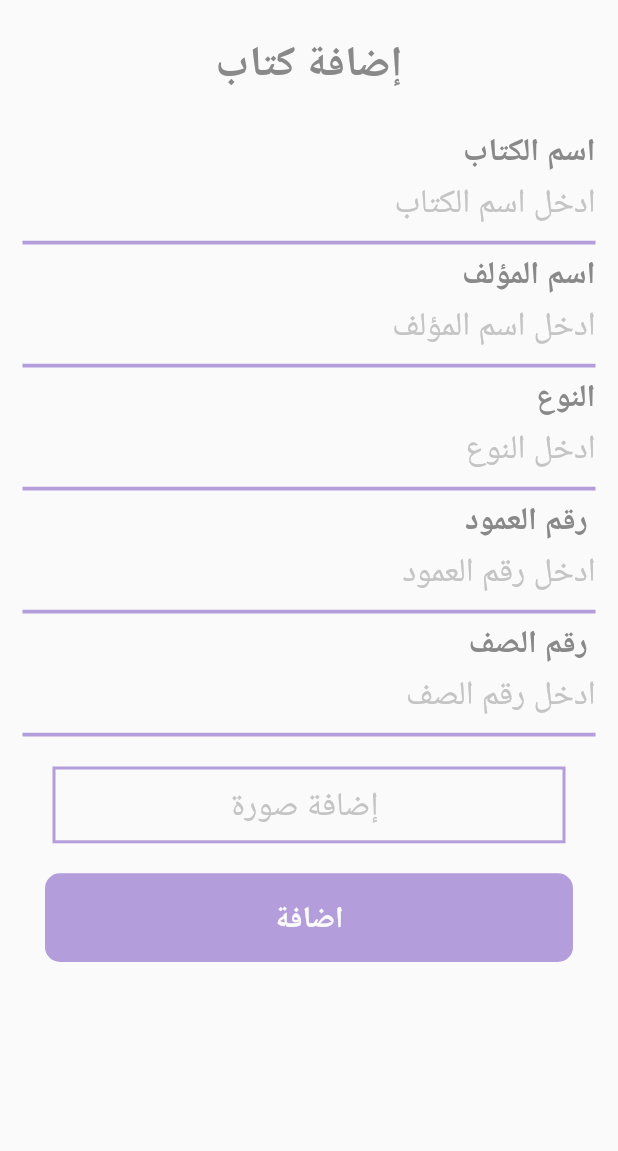
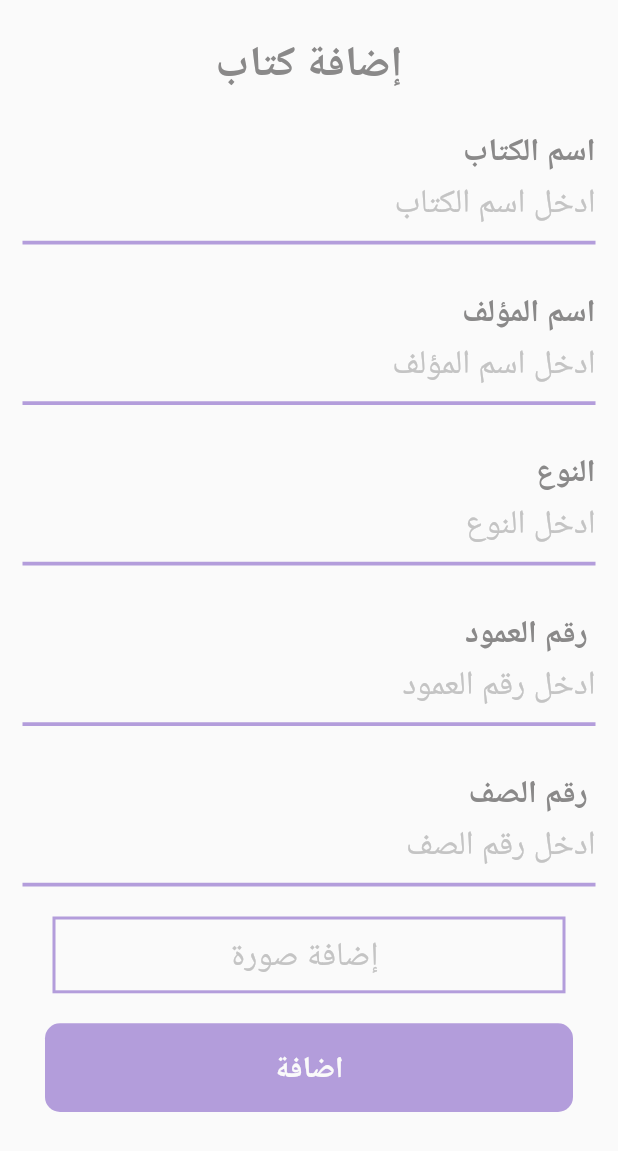
Before and after one commit to EbrahimMShaaban/librarydalel, a Flutter app: the AddBookScreen screen opened directly, after a tap on "اضافة", on a phone screen of 412 x 824 dp. Shown: the top 1151 px of the screen. Run offline on Flutter 3.47's test engine with Material 2 defaults, Android fonts, the light colour scheme and no system bars; our stand-ins replace awesome_dialog, cloud_firestore, firebase_auth, firebase_core, firebase_storage, fluttertoast and 2 more; accounts and stored records are empty; Roboto replaces fonts that are missing (Tajawal).

Commit message:
مش راضيه الصور تظبط غير كدا تمام

```diff
--- a/lib/screens/admin/add_book_screen/add_book_screen.dart
+++ b/lib/screens/admin/add_book_screen/add_book_screen.dart
@@ -1,5 +1,6 @@
 import 'dart:io';
 import 'dart:math';
+
 import 'package:awesome_dialog/awesome_dialog.dart';
 import 'package:cloud_firestore/cloud_firestore.dart';
 import 'package:firebase_auth/firebase_auth.dart';
@@ -11,7 +12,6 @@
 import 'package:librarydalel/constant/styles.dart';
 import 'package:librarydalel/screens/admin/book_list_screen/view.dart';
 import 'package:librarydalel/widgets/button/flatbuton.dart';
-import 'package:librarydalel/widgets/input_field.dart';
 import 'package:path/path.dart';
 
 class AddBookScreen extends StatefulWidget {
@@ -21,13 +21,13 @@
 
 class _AddBookScreenState extends State<AddBookScreen> {
   GlobalKey<FormState> _formKey = new GlobalKey<FormState>();
-  CollectionReference addbook =
-      FirebaseFirestore.instance.collection("books");
+  CollectionReference addbook = FirebaseFirestore.instance.collection("books");
   var bookname, authorname, rownum, columnnum, type, imageurl;
   late File file;
   late Reference ref;
 
-  adNotes(context) async {
+  addBook(context) async {
+    var formdata = _formKey.currentState;
     if (file == null)
       return AwesomeDialog(
           context: context,
@@ -35,8 +35,9 @@
           body: Text("please choose Image"),
           dialogType: DialogType.ERROR)
         ..show();
-    var formdata = _formKey.currentState;
     if (formdata!.validate()) {
+      print('1');
+      print('==============');
       formdata.save();
       showLoading(context);
       await ref.putFile(file);
@@ -49,10 +50,12 @@
         "type": type,
         "imageurl": imageurl,
         "userid": FirebaseAuth.instance.currentUser!.uid,
-
+      }).then((value) {
+        Navigator.push(context,
+            MaterialPageRoute(builder: (context) => DisplayBooksScreen()));
+      }).catchError((e) {
+        print("$e");
       });
-      Navigator.push(context,
-          MaterialPageRoute(builder: (context) => DisplayBooksScreen()));
     }
   }
 
@@ -62,7 +65,7 @@
       body: Form(
         key: _formKey,
         child: Padding(
-          padding: const EdgeInsets.symmetric(horizontal: 15) ,
+          padding: const EdgeInsets.symmetric(horizontal: 15),
           child: ListView(
             children: [
               SizedBox(height: 50),
@@ -75,25 +78,24 @@
               Directionality(
                 textDirection: TextDirection.rtl,
                 child: TextFormField(
-                  onSaved: (val){
-                    bookname=val;
+                  onSaved: (val) {
+                    bookname = val;
                   },
-                  validator:(value) {
-                    bookname = value;
+                  validator: (value) {
                     if (value!.isEmpty) {
                       return 'برجاءادخال اسم الكتاب ';
                     }
-                  } ,
-                  obscureText:false,
+                  },
+                  obscureText: false,
                   decoration: InputDecoration(
                     enabledBorder: UnderlineInputBorder(
-                      borderSide: BorderSide(color: purple,width: 2.5),
+                      borderSide: BorderSide(color: purple, width: 2.5),
                     ),
                     focusedBorder: UnderlineInputBorder(
-                      borderSide: BorderSide(color: purple,width: 2.5),
+                      borderSide: BorderSide(color: purple, width: 2.5),
                     ),
                     floatingLabelBehavior: FloatingLabelBehavior.always,
-                    labelText:  'اسم الكتاب',
+                    labelText: 'اسم الكتاب',
                     hintText: 'ادخل اسم الكتاب',
                     labelStyle: labelStyle,
                     hintStyle: hintStyle,
@@ -114,28 +116,29 @@
               //     }
               //   },
               // ),
+              SizedBox(height: 25),
+
               Directionality(
                 textDirection: TextDirection.rtl,
                 child: TextFormField(
-                  onSaved: (val){
-                    authorname=val;
+                  onSaved: (val) {
+                    authorname = val;
                   },
-                  validator:(value) {
-                    authorname = value;
+                  validator: (value) {
                     if (value!.isEmpty) {
                       return 'برجاءادخال اسم المؤلف ';
                     }
-                  } ,
-                  obscureText:false,
+                  },
+                  obscureText: false,
                   decoration: InputDecoration(
                     enabledBorder: UnderlineInputBorder(
-                      borderSide: BorderSide(color: purple,width: 2.5),
+                      borderSide: BorderSide(color: purple, width: 2.5),
                     ),
                     focusedBorder: UnderlineInputBorder(
-                      borderSide: BorderSide(color: purple,width: 2.5),
+                      borderSide: BorderSide(color: purple, width: 2.5),
                     ),
                     floatingLabelBehavior: FloatingLabelBehavior.always,
-                    labelText:  'اسم المؤلف',
+                    labelText: 'اسم المؤلف',
                     hintText: 'ادخل اسم المؤلف',
                     labelStyle: labelStyle,
                     hintStyle: hintStyle,
@@ -155,28 +158,29 @@
               //     }
               //   },
               // ),
+              SizedBox(height: 25),
+
               Directionality(
                 textDirection: TextDirection.rtl,
                 child: TextFormField(
-                  onSaved: (val){
-                    type=val;
+                  onSaved: (val) {
+                    type = val;
                   },
-                  validator:(value) {
-                    type = value;
+                  validator: (value) {
                     if (value!.isEmpty) {
                       return 'برجاءادخال النوع ';
                     }
-                  } ,
-                  obscureText:false,
+                  },
+                  obscureText: false,
                   decoration: InputDecoration(
                     enabledBorder: UnderlineInputBorder(
-                      borderSide: BorderSide(color: purple,width: 2.5),
+                      borderSide: BorderSide(color: purple, width: 2.5),
                     ),
                     focusedBorder: UnderlineInputBorder(
-                      borderSide: BorderSide(color: purple,width: 2.5),
+                      borderSide: BorderSide(color: purple, width: 2.5),
                     ),
                     floatingLabelBehavior: FloatingLabelBehavior.always,
-                    labelText:  'النوع',
+                    labelText: 'النوع',
                     hintText: 'ادخل النوع',
                     labelStyle: labelStyle,
                     hintStyle: hintStyle,
@@ -198,28 +202,28 @@
               //     }
               //   },
               // ),
+              SizedBox(height: 25),
               Directionality(
                 textDirection: TextDirection.rtl,
                 child: TextFormField(
-                  onSaved: (val){
-                    columnnum=val;
+                  onSaved: (val) {
+                    columnnum = val;
                   },
-                  validator:(value) {
-                    columnnum = value;
+                  validator: (value) {
                     if (value!.isEmpty) {
                       return 'برجاءادخالرقم العمود ';
                     }
-                  } ,
-                  obscureText:false,
+                  },
+                  obscureText: false,
                   decoration: InputDecoration(
                     enabledBorder: UnderlineInputBorder(
-                      borderSide: BorderSide(color: purple,width: 2.5),
+                      borderSide: BorderSide(color: purple, width: 2.5),
                     ),
                     focusedBorder: UnderlineInputBorder(
-                      borderSide: BorderSide(color: purple,width: 2.5),
+                      borderSide: BorderSide(color: purple, width: 2.5),
                     ),
                     floatingLabelBehavior: FloatingLabelBehavior.always,
-                    labelText:  ' رقم العمود',
+                    labelText: ' رقم العمود',
                     hintText: 'ادخل رقم العمود',
                     labelStyle: labelStyle,
                     hintStyle: hintStyle,
@@ -241,28 +245,28 @@
               //     }
               //   },
               // ),
+              SizedBox(height: 25),
               Directionality(
                 textDirection: TextDirection.rtl,
                 child: TextFormField(
-                  onSaved: (val){
-                    rownum=val;
+                  onSaved: (val) {
+                    rownum = val;
                   },
-                  validator:(value) {
-                    rownum = value;
+                  validator: (value) {
                     if (value!.isEmpty) {
                       return 'برجاءادخال رقم الصف ';
                     }
-                  } ,
-                  obscureText:false,
+                  },
+                  obscureText: false,
                   decoration: InputDecoration(
                     enabledBorder: UnderlineInputBorder(
-                      borderSide: BorderSide(color: purple,width: 2.5),
+                      borderSide: BorderSide(color: purple, width: 2.5),
                     ),
                     focusedBorder: UnderlineInputBorder(
-                      borderSide: BorderSide(color: purple,width: 2.5),
+                      borderSide: BorderSide(color: purple, width: 2.5),
                     ),
                     floatingLabelBehavior: FloatingLabelBehavior.always,
-                    labelText:  ' رقم الصف',
+                    labelText: ' رقم الصف',
                     hintText: 'ادخل رقم الصف',
                     labelStyle: labelStyle,
                     hintStyle: hintStyle,
@@ -285,7 +289,8 @@
               //   },
               // ),
               Padding(
-                padding: const EdgeInsets.symmetric(horizontal: 10, vertical: 10),
+                padding:
+                    const EdgeInsets.symmetric(horizontal: 10, vertical: 10),
                 child: InkWell(
                   onTap: () {
                     showBottomSheet(context);
@@ -309,7 +314,7 @@
                 ),
               ),
               Buton('اضافة', onTap: () async {
-                await adNotes(context);
+                await addBook(context);
               }),
             ],
           ),
--- a/lib/screens/admin/book_list_screen/displaybook_item.dart
+++ b/lib/screens/admin/book_list_screen/displaybook_item.dart
@@ -44,7 +44,7 @@
     Navigator.push(
     context,
     MaterialPageRoute(
-    builder: (context) => EditBook(notes:notes,docsid: docsid,)));
+    builder: (context) => EditBook(books:notes,docsid: docsid,)));
     },
                 child: Icon(Icons.edit)),
 
--- a/lib/screens/admin/category_screen/view.dart
+++ b/lib/screens/admin/category_screen/view.dart
@@ -26,8 +26,8 @@
           ),
           CategoryItem(
             text: 'الكتب',
-            onTap: () {
-              Navigator.push(
+            onTap: () async{
+            await Navigator.push(
                   context,
                   MaterialPageRoute(
                       builder: (context) => DisplayBooksScreen()));
```
Also changed, not shown: lib/screens/admin/add_book_screen/eidt_button.dart (+22 -21 lines).
